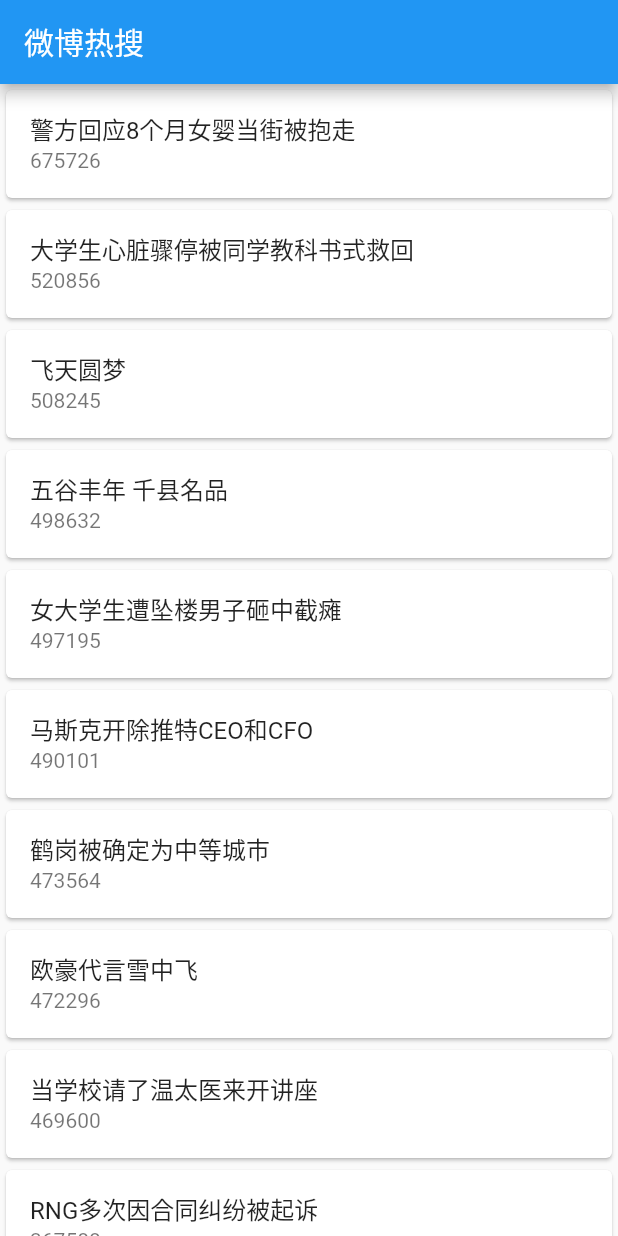
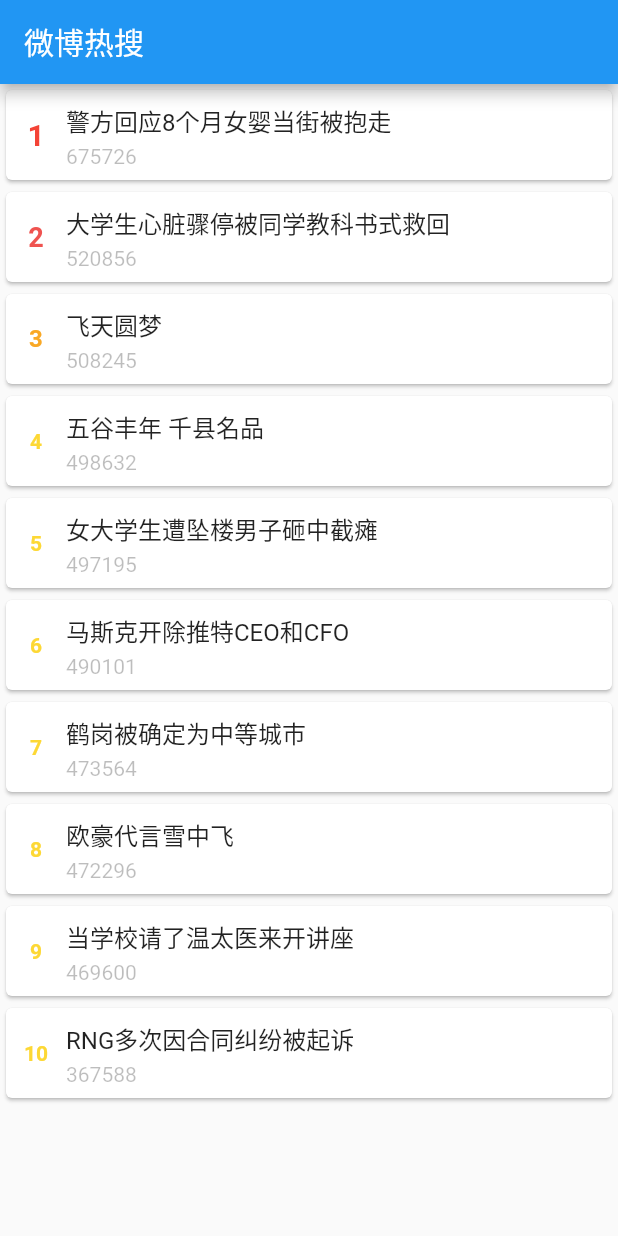
Before and after one commit to liuduoios/WeiboTop-Flutter, a Flutter app: the screen it shows after launch, on a phone screen of 412 x 824 dp. Run offline on Flutter 3.47's test engine with Material 2 defaults, Android fonts, the phone set to English and light mode, and no system bars; our stand-ins replace webview_flutter.

Commit message:
Adjust ui style of list

```diff
--- a/lib/main.dart
+++ b/lib/main.dart
@@ -70,11 +70,9 @@ class TopList extends StatelessWidget {
       itemCount: tops.length,
       itemBuilder: (context, index) {
         return GestureDetector(
-          child: Card(
-            child: ListTile(
-              title: Text(tops[index].hotWord),
-              subtitle: Text('${tops[index].hotWordNum}'),
-            ),
+          child: RowCard(
+            index: index,
+            top: tops[index],
           ),
           onTap: () {
             Navigator.pushNamed(
@@ -89,3 +87,81 @@ class TopList extends StatelessWidget {
     );
   }
 }
+
+class RowCard extends StatelessWidget {
+  const RowCard({super.key, required this.index, required this.top});
+
+  final int index;
+  final Top top;
+
+  @override
+  Widget build(BuildContext context) {
+    return Card(
+      child: Row(
+        children: [
+          Container(
+            width: 40,
+            child: Center(
+              child: Text(
+                '${index + 1}',
+                style: TextStyle(
+                  color: colorOfIndex(index + 1),
+                  fontWeight: FontWeight.bold,
+                  fontSize: fontSizeOfIndex(index + 1),
+                ),
+              ),
+            ),
+          ),
+          Expanded(
+            child: Container(
+              padding: const EdgeInsets.only(top: 8, bottom: 8),
+              child: Column(
+                crossAxisAlignment: CrossAxisAlignment.start,
+                children: [
+                  Text(
+                    top.hotWord,
+                    style: const TextStyle(
+                      fontSize: 16,
+                    ),
+                  ),
+                  const SizedBox(height: 4),
+                  Text(
+                    '${top.hotWordNum}',
+                    style: const TextStyle(
+                      fontSize: 14,
+                      color: Colors.black26,
+                    ),
+                  ),
+                ],
+              ),
+            ),
+          )
+        ],
+      ),
+    );
+  }
+
+  Color colorOfIndex(int index) {
+    if (index == 1) {
+      return Colors.red;
+    } else if (index == 2) {
+      return Colors.red[400]!;
+    } else if (index == 3) {
+      return Colors.yellow[800]!;
+    } else {
+      return Colors.yellow[600]!;
+    }
+  }
+
+  double fontSizeOfIndex(int index) {
+    if (index == 1) {
+      return 20;
+    } else if (index == 2) {
+      return 18;
+    } else if (index == 3) {
+      return 16;
+    } else {
+      return 14;
+    }
+  }
+}
```
